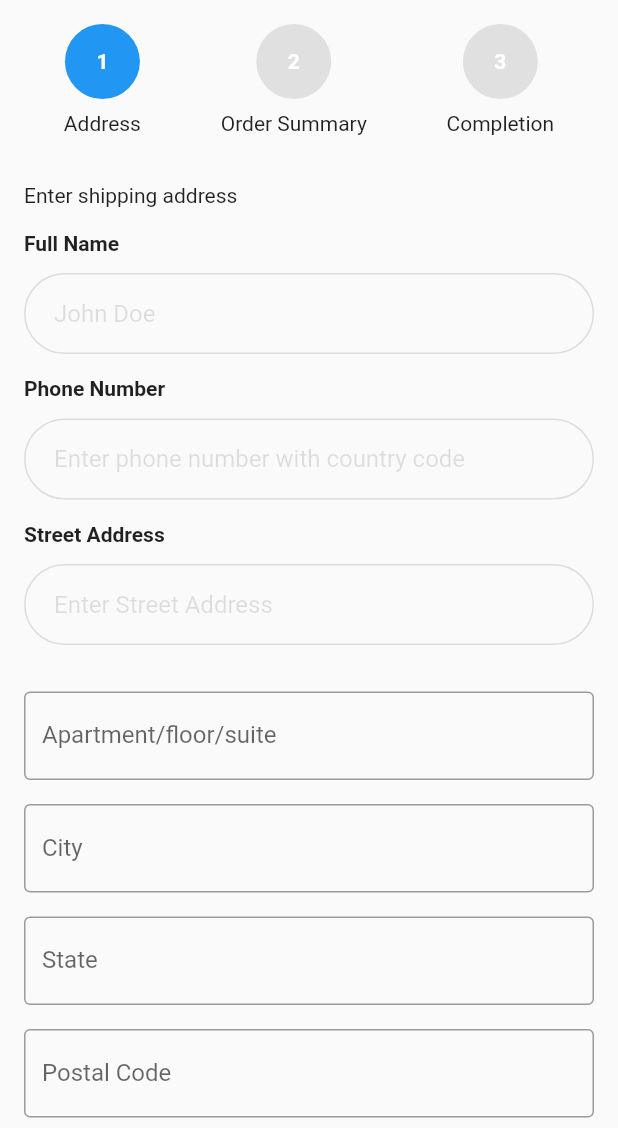
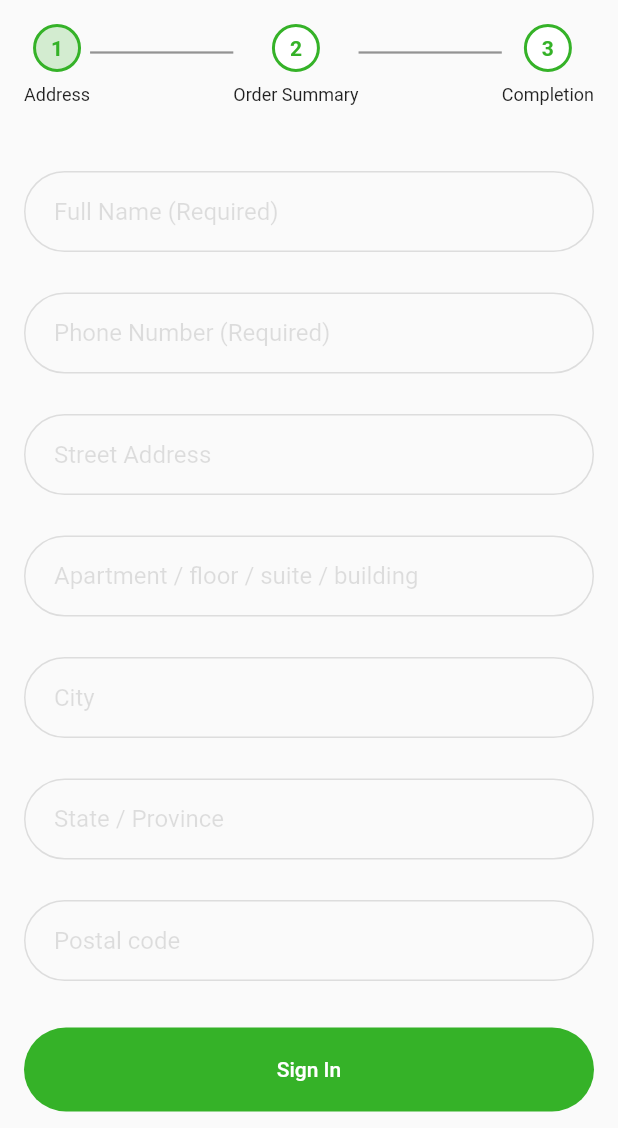
Before and after one commit to Rooloo-Innovations/DWaste-App, a Flutter app: the OrderScreen screen opened directly, on a phone screen of 412 x 824 dp, the part 108-1236 px from its top. Run offline on Flutter 3.47's test engine with Material 2 defaults, Android fonts, the phone set to English and light mode, and no system bars; our stand-ins replace accordion, animated_splash_screen, camera, flutter_onboarding_slider, flutter_spinkit, flutter_svg and 3 more; accounts and stored records are empty; network calls fail.

Commit message:
Order screen design

```diff
--- a/lib/components/app_textfield.dart
+++ b/lib/components/app_textfield.dart
@@ -27,27 +27,32 @@ class AppTextFields extends StatelessWidget {
     return Column(
       crossAxisAlignment: CrossAxisAlignment.start,
       children: <Widget>[
-        Text(
-          text,
-          style: const TextStyle(fontWeight: FontWeight.bold, fontSize: 14.0),
-        ),
+        text == ''
+            ? const SizedBox(
+                height: 0,
+              )
+            : Text(
+                text,
+                style: const TextStyle(
+                    fontWeight: FontWeight.bold, fontSize: 14.0),
+              ),
         const SizedBox(
           height: 12.0,
         ),
         TextFormField(
           decoration: InputDecoration(
             focusedBorder: OutlineInputBorder(
-                borderSide: BorderSide(color: Color(0xff848484)),
+                borderSide: const BorderSide(color: Color(0xff848484)),
                 borderRadius: BorderRadius.circular(40.0)
                 //  when the TextFormField in unfocused
                 ),
             enabledBorder: OutlineInputBorder(
-                borderSide: BorderSide(color: Color(0xffDDDDDD)),
+                borderSide: const BorderSide(color: Color(0xffDDDDDD)),
                 borderRadius: BorderRadius.circular(40.0)
                 //  when the TextFormField in unfocused
                 ),
             hintText: hintText,
-            hintStyle: TextStyle(color: Colors.black12),
+            hintStyle: const TextStyle(color: Colors.black12),
             suffixIcon: icon == "" ? Container() : icon,
             suffixIconColor: AppColors.grey,
             contentPadding: const EdgeInsets.only(top: 35.0, left: 20.0),
--- a/lib/components/product_card.dart
+++ b/lib/components/product_card.dart
@@ -15,7 +15,6 @@ class ProductCard extends StatelessWidget {
   final String image;
   final String name;
   final int price;
-  final onTap;
   String capitalize(String s) => s[0].toUpperCase() + s.substring(1);
   final product;
 
--- a/lib/screens/order_screen.dart
+++ b/lib/screens/order_screen.dart
@@ -1,5 +1,6 @@
 import 'package:dwaste/components/app_bar.dart';
 import 'package:dwaste/components/app_textfield.dart';
+import 'package:dwaste/models/app_colors.dart';
 import 'package:flutter/material.dart';
 
 class OrderScreen extends StatefulWidget {
@@ -48,6 +49,7 @@ class _OrderScreenState extends State<OrderScreen> {
   Widget _buildProgressTimeline() {
     return Row(
       mainAxisAlignment: MainAxisAlignment.spaceAround,
+      crossAxisAlignment: CrossAxisAlignment.center,
       children: [
         GestureDetector(
           onTap: () {
@@ -57,6 +59,15 @@ class _OrderScreenState extends State<OrderScreen> {
           },
           child: _buildStepCircle('1', 'Address', _currentStep >= 0),
         ),
+        Expanded(
+          child: Container(
+            decoration: BoxDecoration(
+              color: _currentStep > 0 ? AppColors.green : AppColors.grey,
+            ),
+            height: 1.5,
+            margin: EdgeInsets.only(bottom: 16),
+          ),
+        ),
         GestureDetector(
           onTap: () {
             setState(() {
@@ -64,6 +75,15 @@ class _OrderScreenState extends State<OrderScreen> {
             });
           },
           child: _buildStepCircle('2', 'Order Summary', _currentStep >= 1),
+        ),
+        Expanded(
+          child: Container(
+            decoration: BoxDecoration(
+              color: _currentStep > 1 ? AppColors.green : AppColors.grey,
+            ),
+            height: 1.5,
+            margin: EdgeInsets.only(bottom: 16),
+          ),
         ),
         GestureDetector(
           onTap: () {
@@ -81,24 +101,32 @@ class _OrderScreenState extends State<OrderScreen> {
     return Column(
       children: [
         Container(
-          width: 50,
-          height: 50,
+          width: 32,
+          height: 32,
           decoration: BoxDecoration(
             shape: BoxShape.circle,
-            color: isActive ? Colors.blue : Colors.grey[300],
+            color:
+                isActive ? AppColors.green.withOpacity(0.2) : AppColors.white,
+            border: Border.all(
+              color: AppColors.green,
+              width: 2,
+            ),
           ),
           child: Center(
             child: Text(
               number,
               style: const TextStyle(
-                color: Colors.white,
+                color: AppColors.green,
                 fontWeight: FontWeight.bold,
               ),
             ),
           ),
         ),
         const SizedBox(height: 8),
-        Text(label),
+        Text(
+          label,
+          style: TextStyle(fontSize: 12),
+        ),
       ],
     );
   }
@@ -120,77 +148,71 @@ class _OrderScreenState extends State<OrderScreen> {
     return Column(
       crossAxisAlignment: CrossAxisAlignment.stretch,
       children: [
-        const Text('Enter shipping address'),
-        const SizedBox(height: 16),
         AppTextFields(
           controller: _fullNameController,
           keyboardType: TextInputType.text,
-          text: 'Full Name',
-          hintText: 'John Doe',
+          text: '',
+          hintText: 'Full Name (Required)',
           onChanged: (value) {},
         ),
         AppTextFields(
           controller: _phoneNumberController,
           keyboardType: TextInputType.text,
-          text: 'Phone Number',
-          hintText: 'Enter phone number with country code',
+          text: '',
+          hintText: 'Phone Number (Required)',
           onChanged: (value) {},
         ),
         AppTextFields(
           controller: _streetAddressController,
           keyboardType: TextInputType.text,
-          text: 'Street Address',
-          hintText: 'Enter Street Address',
+          text: '',
+          hintText: 'Street Address',
           onChanged: (value) {},
         ),
-        const SizedBox(height: 16),
-        TextField(
-          controller: _apartmentController,
-          decoration: const InputDecoration(
-            labelText: 'Apartment/floor/suite',
-            border: OutlineInputBorder(),
+        AppTextFields(
+          controller: _streetAddressController,
+          keyboardType: TextInputType.text,
+          text: '',
+          hintText: 'Apartment / floor / suite / building',
+          onChanged: (value) {},
+        ),
+        AppTextFields(
+          controller: _streetAddressController,
+          keyboardType: TextInputType.text,
+          text: '',
+          hintText: 'City',
+          onChanged: (value) {},
+        ),
+        AppTextFields(
+          controller: _streetAddressController,
+          keyboardType: TextInputType.text,
+          text: '',
+          hintText: 'State / Province',
+          onChanged: (value) {},
+        ),
+        AppTextFields(
+          controller: _streetAddressController,
+          keyboardType: TextInputType.text,
+          text: '',
+          hintText: 'Postal code',
+          onChanged: (value) {},
+        ),
+        const SizedBox(height: 16.0),
+        TextButton(
+          style: ButtonStyle(
+            shape: MaterialStateProperty.all(
+              RoundedRectangleBorder(
+                borderRadius: new BorderRadius.circular(40.0),
+              ),
+            ),
+            padding: MaterialStateProperty.all(const EdgeInsets.all(20)),
+            backgroundColor: MaterialStateProperty.all(AppColors.green),
           ),
-        ),
-        const SizedBox(height: 16),
-        TextField(
-          controller: _cityController,
-          decoration: const InputDecoration(
-            labelText: 'City',
-            border: OutlineInputBorder(),
+          onPressed: () {},
+          child: const Text(
+            'Sign In',
+            style: TextStyle(color: AppColors.white),
           ),
-        ),
-        const SizedBox(height: 16),
-        TextField(
-          controller: _stateController,
-          decoration: const InputDecoration(
-            labelText: 'State',
-            border: OutlineInputBorder(),
-          ),
-        ),
-        const SizedBox(height: 16),
-        TextField(
-          controller: _postalCodeController,
-          decoration: const InputDecoration(
-            labelText: 'Postal Code',
-            border: OutlineInputBorder(),
-          ),
-        ),
-        const SizedBox(height: 16),
-        TextField(
-          controller: _countryController,
-          decoration: const InputDecoration(
-            labelText: 'Country',
-            border: OutlineInputBorder(),
-          ),
-        ),
-        const SizedBox(height: 32),
-        ElevatedButton(
-          onPressed: () {
-            setState(() {
-              _currentStep = 1;
-            });
-          },
-          child: const Text('Next'),
         ),
       ],
     );
--- a/lib/screens/shop_screen.dart
+++ b/lib/screens/shop_screen.dart
@@ -245,6 +245,8 @@ query AllProductsByCategory($subCategoryId: String!) {
                   name: productsList[index]['name'],
                   price: productsList[index]['discountedPrice'],
                   image: productsList[index]['imageURL'],
+                  product: productsList[index]['id'],
+
                 ),
               ),
             ),
```
